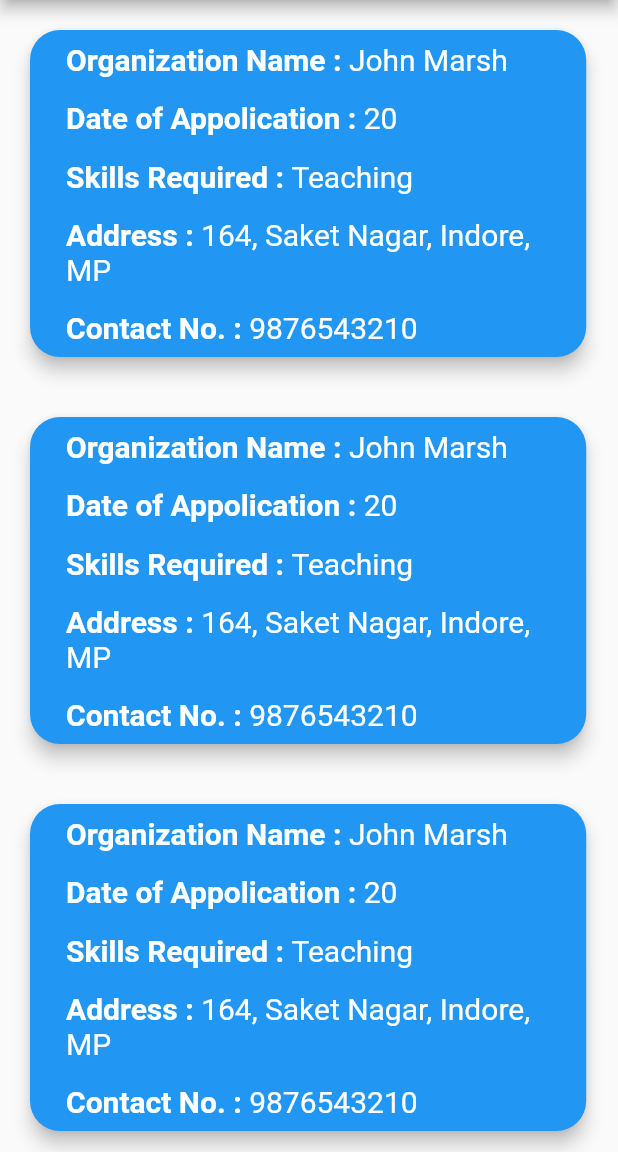
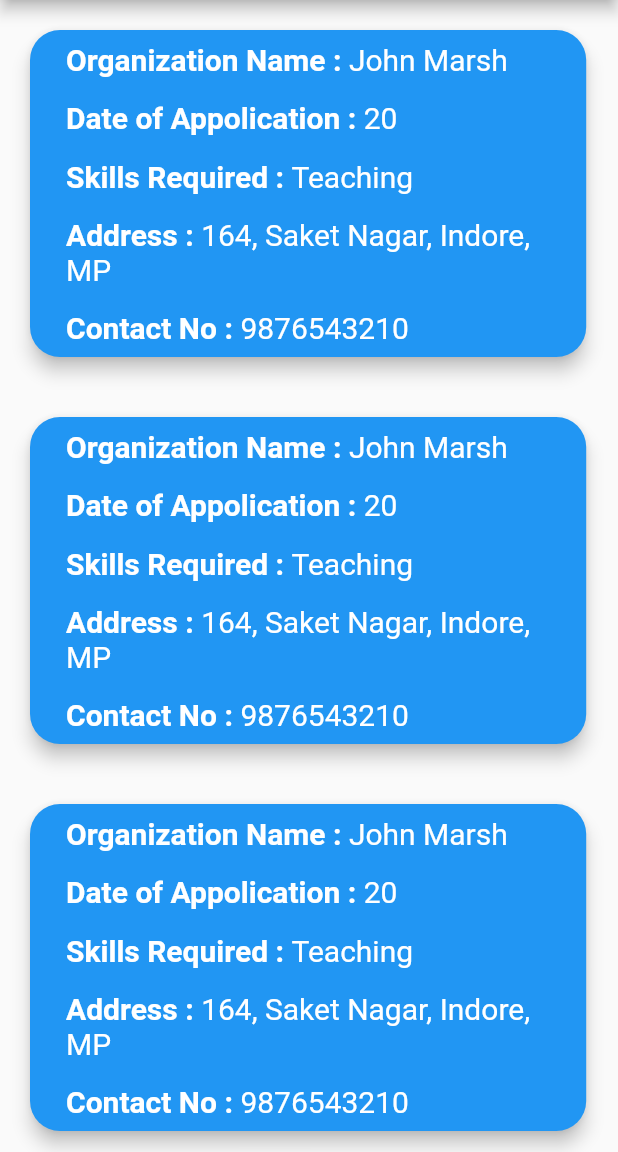
Before and after one commit to shadsheikh/JobIn, a Flutter app: the p5_2_employee_job_appl screen opened directly, on a phone screen of 412 x 824 dp, the part 84-1236 px from its top. Run offline on Flutter 3.47's test engine with Material 2 defaults, Android fonts, the phone set to English and light mode, and no system bars; our stand-ins replace badges, connectivity, font_awesome_flutter.

Commit message:
16 jan push

```diff
--- a/lib/p5_2_Employee_Job_Appl.dart
+++ b/lib/p5_2_Employee_Job_Appl.dart
@@ -223,7 +223,7 @@ Container container(
                     style: TextStyle(fontSize: 20.0, color: _white),
                     children: [
                       new TextSpan(
-                          text: 'Contact No. : ',
+                          text: 'Contact No : ',
                           style: TextStyle(fontWeight: FontWeight.bold)),
                       new TextSpan(
                         text: '$contact',
```
